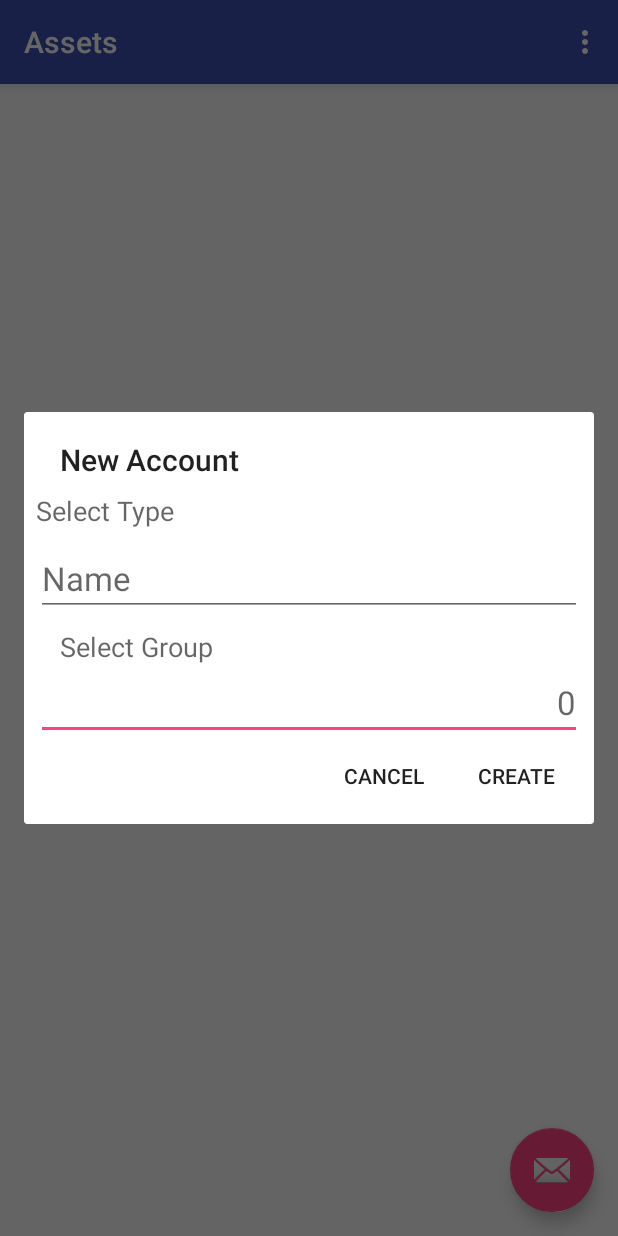
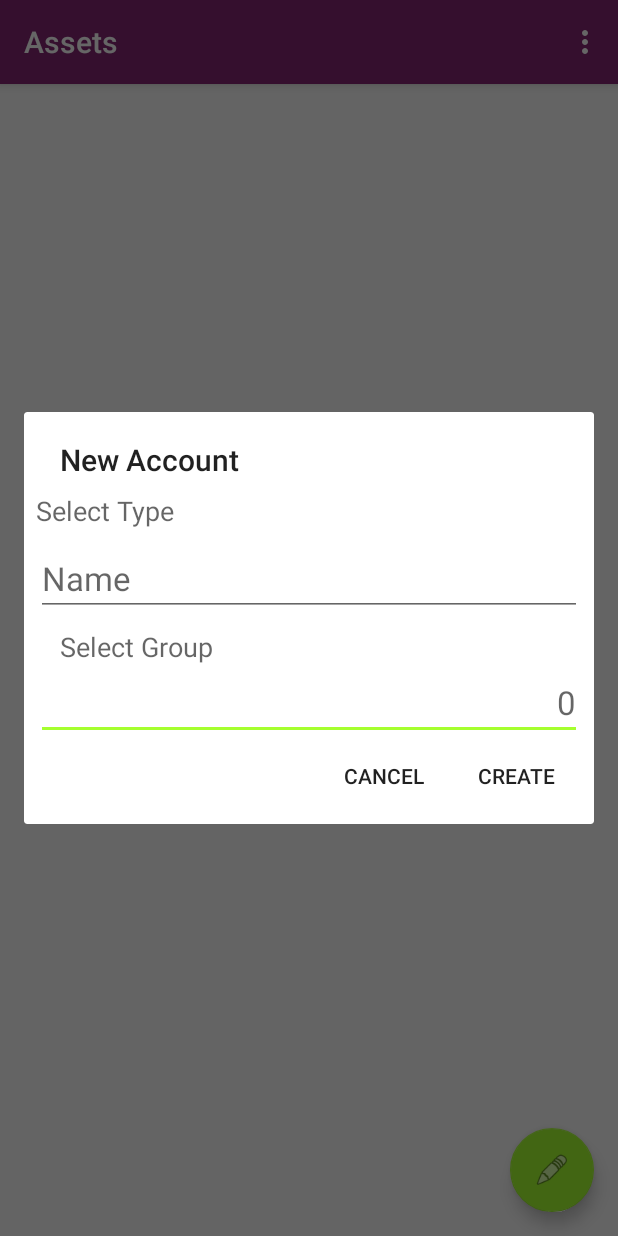
Before and after one commit to motch0214/flow, an Android app: the screen it shows after launch (MainActivity), in the options menu, after a tap on "Create New Account", on a phone screen of 412 x 824 dp. Run offline under Robolectric (Android 15) with nearby library versions, the phone set to English and light mode, and no system bars; our stand-ins replace Dagger/Hilt's generated code, Room's generated code, RxJava, data binding; libraries missing offline, so code that uses them is left out: com.jakewharton.threetenabp, com.orhanobut.logger; 41 statements that could not run were skipped.

Commit message:
change theme color.

```diff
--- a/app/src/main/res/layout/activity_main.xml
+++ b/app/src/main/res/layout/activity_main.xml
@@ -59,7 +59,7 @@
             android:layout_gravity="end|bottom"
             android:layout_margin="@dimen/fab_margin"
             android:onClick="@{view -> behavior.createCashflow.execute(view)}"
-            app:srcCompat="@android:drawable/ic_dialog_email" />
+            app:srcCompat="@android:drawable/ic_menu_edit" />
 
     </android.support.design.widget.CoordinatorLayout>
 </layout>
--- a/app/src/main/res/values/colors.xml
+++ b/app/src/main/res/values/colors.xml
@@ -1,6 +1,6 @@
 <?xml version="1.0" encoding="utf-8"?>
 <resources>
-    <color name="colorPrimary">#3F51B5</color>
-    <color name="colorPrimaryDark">#303F9F</color>
-    <color name="colorAccent">#FF4081</color>
+    <color name="primary">#842673</color>
+    <color name="primary_dark">#7b236a</color>
+    <color name="accent">#a5ff2f</color>
 </resources>
--- a/app/src/main/res/values/styles.xml
+++ b/app/src/main/res/values/styles.xml
@@ -3,9 +3,9 @@
     <!-- Base application theme. -->
     <style name="AppTheme" parent="Theme.AppCompat.Light.DarkActionBar">
         <!-- Customize your theme here. -->
-        <item name="colorPrimary">@color/colorPrimary</item>
-        <item name="colorPrimaryDark">@color/colorPrimaryDark</item>
-        <item name="colorAccent">@color/colorAccent</item>
+        <item name="colorPrimary">@color/primary</item>
+        <item name="colorPrimaryDark">@color/primary_dark</item>
+        <item name="colorAccent">@color/accent</item>
     </style>
 
     <style name="AppTheme.NoActionBar">
```
